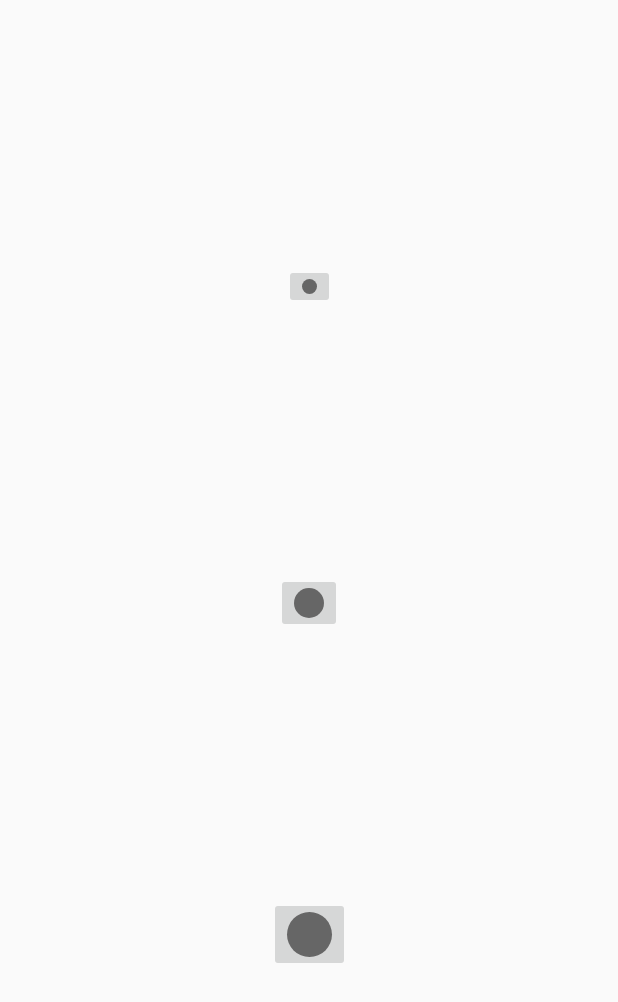
After one commit to Vinayak-Soni-Git/Udemy_TheCompleteAndroid14_KotlinDevelopmentMasterclass, an Android app built with Jetpack Compose: the layout dialog_brush_size.xml on its own in the app's theme, with its tools: preview values and no code run, on a phone screen of 412 x 824 dp. The commit adds this screen. Shown: the top 1002 px of the screen. Run offline under Robolectric (Android 15) with nearby library versions, the phone set to English and light mode, and no system bars.

Commit message:
Commited At 6:00PM, 22-07-2024

```diff
--- a/app/src/main/AndroidManifest.xml
+++ b/app/src/main/AndroidManifest.xml
@@ -18,9 +18,13 @@
         android:theme="@style/Theme.Udemy_TheCompleteAndroid14_KotlinDevelopmentMasterclass"
         tools:targetApi="31">
         <activity
+            android:name=".drawingapp.MainDrawingActivity"
+            android:exported="false"
+            android:theme="@style/Theme.MaterialComponents.Light.DarkActionBar"/>
+        <activity
             android:name=".quizapp.ResultActivity"
             android:exported="false"
-            android:theme="@style/Theme.MaterialComponents.DayNight.NoActionBar"/>
+            android:theme="@style/Theme.MaterialComponents.DayNight.NoActionBar" />
         <activity
             android:name=".quizapp.QuizQuestionsActivity"
             android:exported="false"
--- /dev/null
+++ b/app/src/main/res/drawable/large.xml
@@ -0,0 +1,9 @@
+<?xml version="1.0" encoding="utf-8"?>
+<shape xmlns:android="http://schemas.android.com/apk/res/android"
+    android:dither="true"
+    android:shape="oval">
+    <size
+        android:height="30dp"
+        android:width="30dp"/>
+    <solid android:color="#FF666666"/>
+</shape>
--- /dev/null
+++ b/app/src/main/res/drawable/medium.xml
@@ -0,0 +1,9 @@
+<?xml version="1.0" encoding="utf-8"?>
+<shape xmlns:android="http://schemas.android.com/apk/res/android"
+    android:dither="true"
+    android:shape="oval">
+    <size
+        android:height="20dp"
+        android:width="20dp"/>
+    <solid android:color="#FF666666"/>
+</shape>
--- /dev/null
+++ b/app/src/main/res/drawable/small.xml
@@ -0,0 +1,9 @@
+<?xml version="1.0" encoding="utf-8"?>
+<shape xmlns:android="http://schemas.android.com/apk/res/android"
+    android:dither="true"
+    android:shape="oval">
+    <size
+        android:height="10dp"
+        android:width="10dp"/>
+    <solid android:color="#FF666666"/>
+</shape>
--- /dev/null
+++ b/app/src/main/res/layout/dialog_brush_size.xml
@@ -0,0 +1,43 @@
+<?xml version="1.0" encoding="utf-8"?>
+<androidx.constraintlayout.widget.ConstraintLayout xmlns:android="http://schemas.android.com/apk/res/android"
+    android:layout_width="match_parent"
+    android:layout_height="match_parent"
+    xmlns:app="http://schemas.android.com/apk/res-auto">
+
+    <ImageButton
+        android:id="@+id/ib_small_brush"
+        android:layout_width="wrap_content"
+        android:layout_height="wrap_content"
+        android:src="@drawable/small"
+        app:layout_constraintTop_toTopOf="parent"
+        app:layout_constraintLeft_toLeftOf="parent"
+        app:layout_constraintRight_toRightOf="parent"
+        app:layout_constraintBottom_toTopOf="@+id/ib_medium_brush">
+
+    </ImageButton>
+
+    <ImageButton
+        android:id="@+id/ib_medium_brush"
+        android:layout_width="wrap_content"
+        android:layout_height="wrap_content"
+        android:src="@drawable/medium"
+        app:layout_constraintTop_toBottomOf="@id/ib_small_brush"
+        app:layout_constraintStart_toStartOf="parent"
+        app:layout_constraintEnd_toEndOf="parent"
+        app:layout_constraintBottom_toTopOf="@+id/ib_large_brush">
+
+    </ImageButton>
+    <ImageButton
+        android:id="@+id/ib_large_brush"
+        android:layout_width="wrap_content"
+        android:layout_height="wrap_content"
+        android:src="@drawable/large"
+        app:layout_constraintTop_toBottomOf="@id/ib_medium_brush"
+        app:layout_constraintStart_toStartOf="parent"
+        app:layout_constraintEnd_toEndOf="parent"
+        app:layout_constraintBottom_toBottomOf="parent">
+
+    </ImageButton>
+
+
+</androidx.constraintlayout.widget.ConstraintLayout>
```
Also changed, not shown: app/src/main/java/com/example/udemy_thecompleteandroid14_kotlindevelopmentmasterclass/MainActivity.kt (+9 -0 lines), app/src/main/java/com/example/udemy_thecompleteandroid14_kotlindevelopmentmasterclass/drawingapp/DrawingView.kt (added, +99 -0 lines), app/src/main/java/com/example/udemy_thecompleteandroid14_kotlindevelopmentmasterclass/drawingapp/MainDrawingActivity.kt (added, +61 -0 lines), app/src/main/res/drawable/background_drawing_view_layout.xml (added, +9 -0 lines), app/src/main/res/drawable/pallet_normal.xml (added, +27 -0 lines), app/src/main/res/drawable/pallet_pressed.xml (added, +27 -0 lines), app/src/main/res/layout/activity_main_drawing.xml (added, +130 -0 lines), app/src/main/res/values/colors.xml (+10 -0 lines), app/src/main/res/drawable/ic_brush.png (added), app/src/main/res/drawable/ic_save.png (added), app/src/main/res/drawable/ic_undo.png (added).
